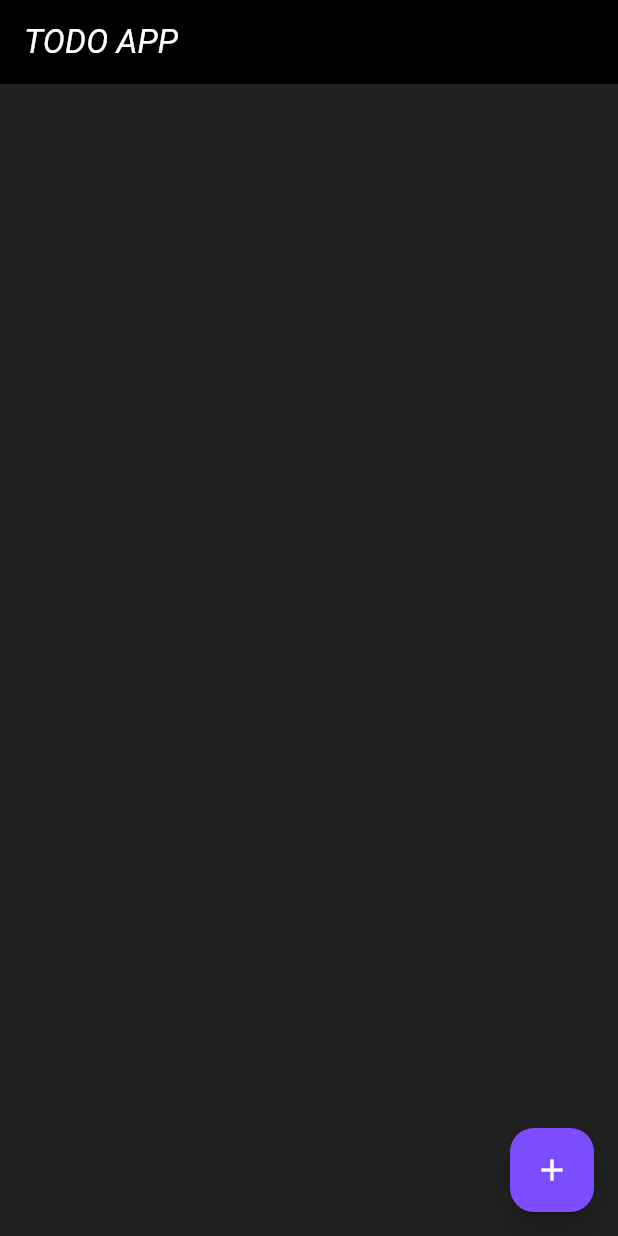
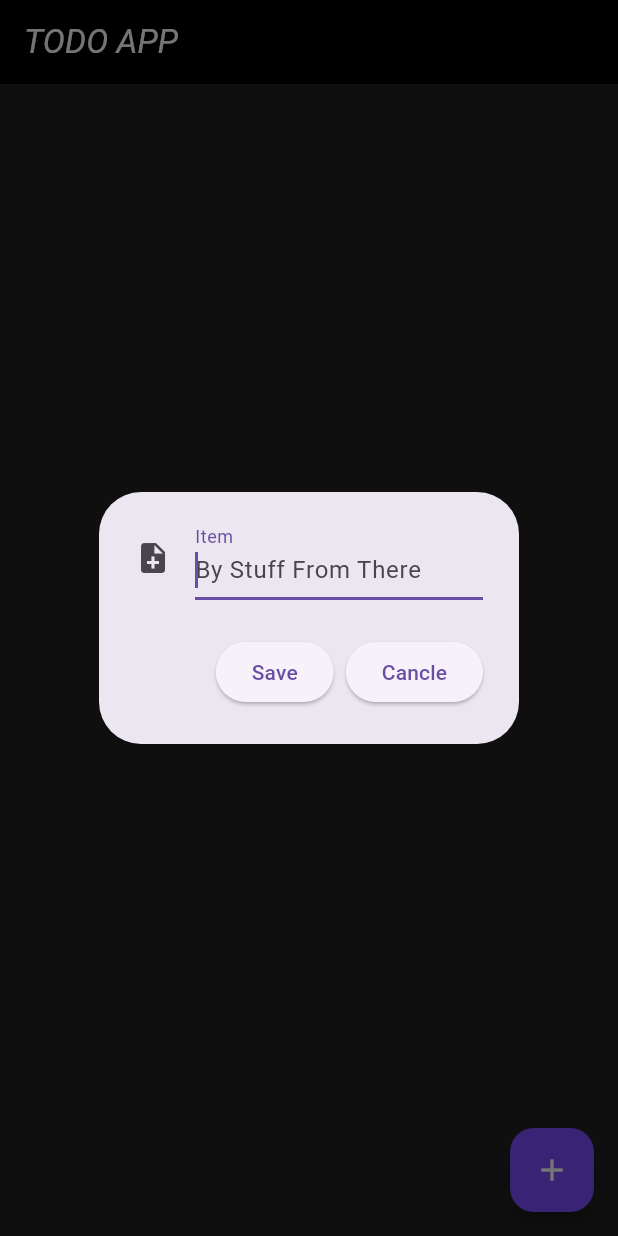
Before and after one commit to mabdula2004/todo_app, a Flutter app: the screen it shows after launch, after a tap on the "add" icon, on a phone screen of 412 x 824 dp. Run offline on Flutter 3.47's test engine with Material 3 defaults, Android fonts, the phone set to English and light mode, and no system bars; our stand-ins replace sqflite; accounts and stored records are empty.

Commit message:
TODO App With SQFlite Part 7 | Working Floating Action button

```diff
--- a/lib/home.dart
+++ b/lib/home.dart
@@ -1,6 +1,5 @@
 import 'package:flutter/material.dart';
 import 'package:todo_app/todoscreen.dart';
-
 class Home extends StatefulWidget {
 
   @override
--- a/lib/todoscreen.dart
+++ b/lib/todoscreen.dart
@@ -1,28 +1,64 @@
 import 'package:flutter/material.dart';
 
-
 class todoscreen extends StatefulWidget {
+  final TextEditingController textEditingController = TextEditingController();
   @override
-  State<todoscreen> createState() => _todoscreenState();
+  State<todoscreen> createState() => _TodoScreenState();
 }
 
-class _todoscreenState extends State<todoscreen> {
+class _TodoScreenState extends State<todoscreen> {
   @override
   Widget build(BuildContext context) {
-    return const Scaffold(
+    return Scaffold(
       backgroundColor: Colors.black87,
       floatingActionButton: FloatingActionButton(
         tooltip: 'Add Item',
         backgroundColor: Colors.deepPurpleAccent,
-        child: ListTile(
-          title: Icon(Icons.add,color: Colors.white,) ,
-        ),
-        onPressed: showformDialog,
+        child: Icon(Icons.add, color: Colors.white),
+        onPressed: showFormDialog,
       ),
     );
   }
+
+  void showFormDialog() {
+    var alert = AlertDialog(
+      content: Row(
+        children: <Widget>[
+          Expanded(
+            child: TextField(
+              controller: widget.textEditingController,
+              autofocus: true,
+              decoration: InputDecoration(
+                labelText: "Item",
+                hintText: "By Stuff From There",
+                icon: Icon(Icons.note_add),
+              ),
+            ),
+          )
+        ],
+      ),
+      actions: <Widget>[
+        ElevatedButton(
+          onPressed: () {
+            handleSubmitted(widget.textEditingController.text);
+            widget.textEditingController.clear();
+            Navigator.pop(context);
+          },
+          child: Text("Save"),
+        ),
+        ElevatedButton(
+          onPressed:()=> Navigator.pop(context), child: Text('Cancle'),),
+      ],
+    );
+    showDialog(
+      context: context,
+      builder: (_) {
+        return alert;
+      },
+    );
+  }
+
+  void handleSubmitted(String text) {
+    // Add your logic here
+  }
 }
-
-
-  void showformDialog() {
-  }
```
